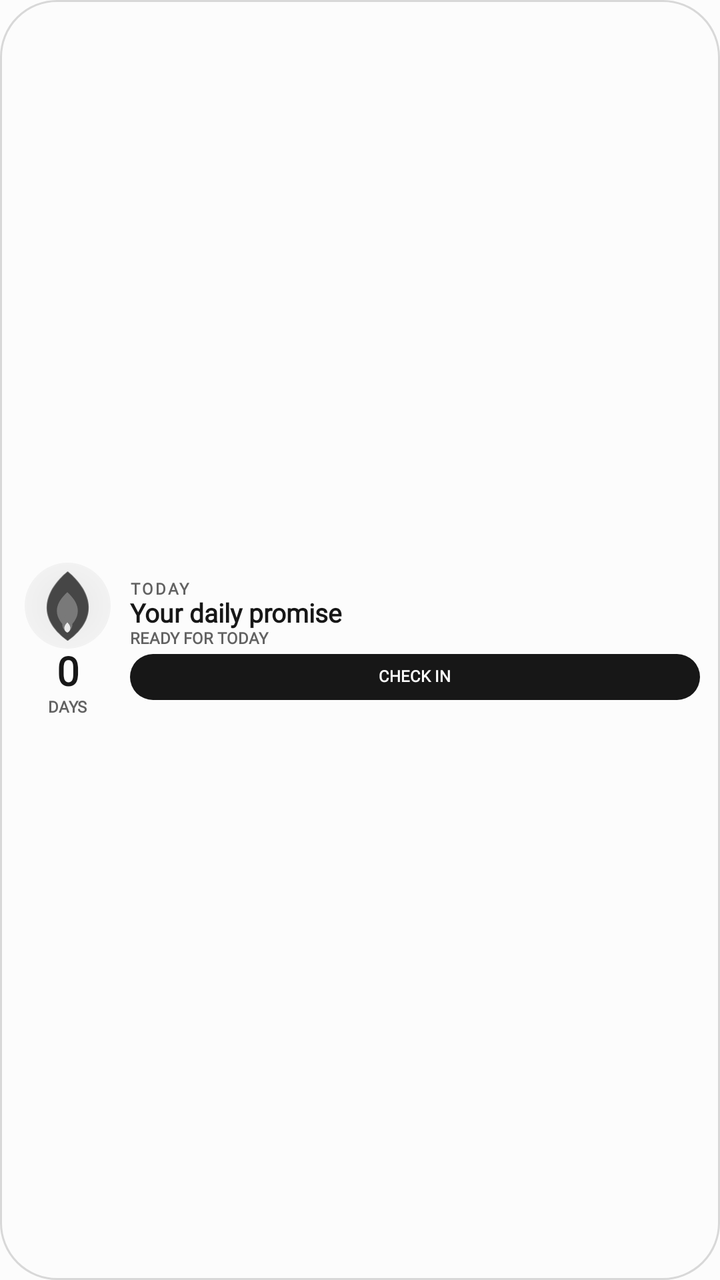
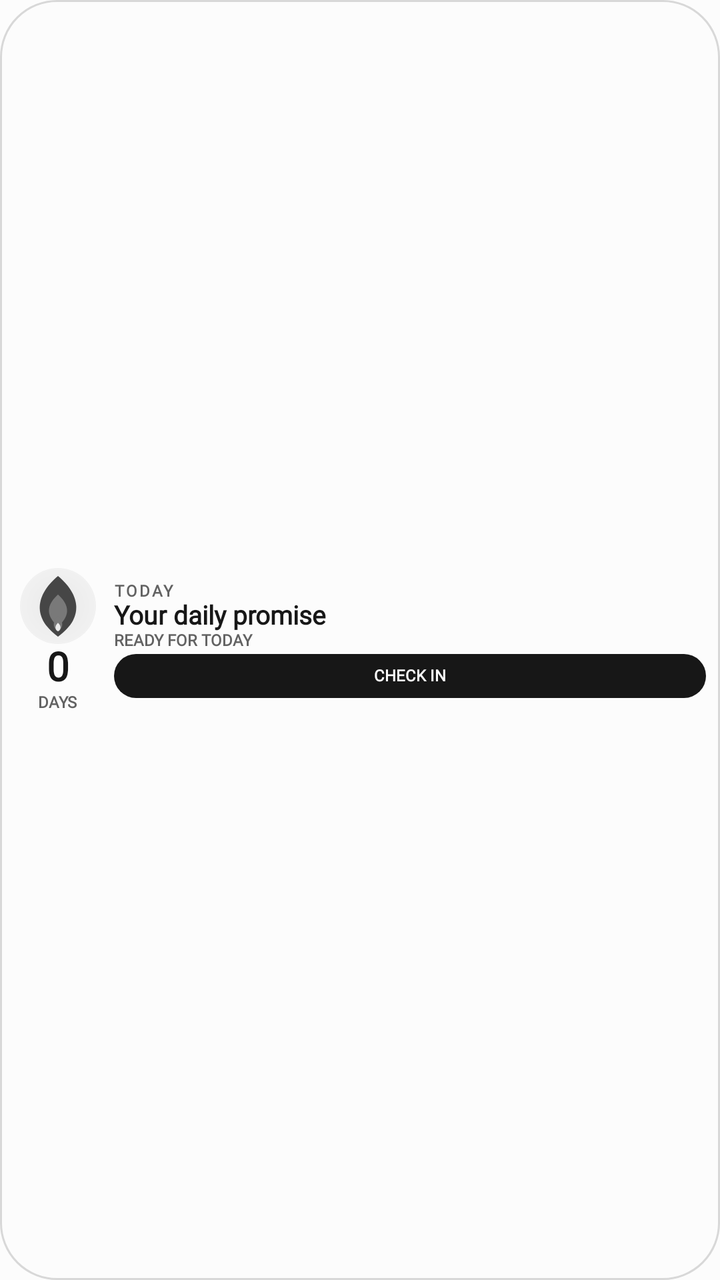

Compare the two renders of this Android layout. The source of the first and the diff that turns it into the second are given below.
<!-- AndroidManifest.xml: application theme Theme.StreakWidget -->
<!-- res/layout/widget_layout_compact.xml -->
<?xml version="1.0" encoding="utf-8"?>
<FrameLayout xmlns:android="http://schemas.android.com/apk/res/android"
    android:id="@+id/widget_background"
    android:layout_width="match_parent"
    android:layout_height="match_parent"
    android:background="@drawable/widget_bg_shape"
    android:padding="10dp">

    <LinearLayout android:layout_width="match_parent" android:layout_height="match_parent" android:gravity="center_vertical" android:orientation="horizontal">
        <LinearLayout android:layout_width="48dp" android:layout_height="match_parent" android:gravity="center" android:orientation="vertical">
            <FrameLayout android:layout_width="43dp" android:layout_height="43dp">
                <ImageView android:id="@+id/widget_flame_glow" android:layout_width="43dp" android:layout_height="43dp" android:layout_gravity="center" android:contentDescription="@null" android:src="@drawable/widget_flame_glow" />
                <ImageView android:id="@+id/widget_flame_outer" android:layout_width="39dp" android:layout_height="39dp" android:layout_gravity="center" android:contentDescription="@null" android:src="@drawable/ic_widget_flame_outer" />
                <ImageView android:id="@+id/widget_flame_mid" android:layout_width="30dp" android:layout_height="30dp" android:layout_gravity="center" android:contentDescription="@null" android:src="@drawable/ic_widget_flame_mid" />
                <ImageView android:id="@+id/widget_flame_inner" android:layout_width="24dp" android:layout_height="24dp" android:layout_gravity="center_horizontal|bottom" android:layout_marginBottom="4dp" android:contentDescription="@null" android:src="@drawable/ic_widget_flame_inner" />
            </FrameLayout>
            <LinearLayout android:layout_width="48dp" android:layout_height="wrap_content" android:gravity="center" android:orientation="vertical">
                <TextView android:id="@+id/widget_streak_count" style="@style/WidgetText" android:layout_width="40dp" android:layout_height="wrap_content" android:gravity="center" android:includeFontPadding="false" android:autoSizeTextType="uniform" android:autoSizeMinTextSize="12sp" android:autoSizeMaxTextSize="20sp" android:autoSizeStepGranularity="1sp" android:text="@string/widget_preview_count" android:textColor="@color/widget_text_primary" android:textSize="20sp" android:textStyle="bold" />
                <TextView android:id="@+id/widget_streak_label" style="@style/WidgetText" android:layout_width="wrap_content" android:layout_height="wrap_content" android:layout_marginTop="1dp" android:includeFontPadding="false" android:text="@string/widget_preview_days" android:textColor="@color/widget_text_muted" android:textSize="8sp" android:textStyle="bold" />
            </LinearLayout>
        </LinearLayout>

        <LinearLayout android:layout_width="0dp" android:layout_height="match_parent" android:layout_marginStart="7dp" android:layout_weight="1" android:gravity="center_vertical" android:orientation="vertical">
            <TextView android:id="@+id/widget_eyebrow" style="@style/WidgetText" android:layout_width="match_parent" android:layout_height="wrap_content" android:includeFontPadding="false" android:letterSpacing="0.12" android:text="@string/widget_preview_today" android:textColor="@color/widget_text_muted" android:textSize="8sp" android:textStyle="bold" />
            <TextView android:id="@+id/widget_habit_name" style="@style/WidgetText" android:layout_width="match_parent" android:layout_height="wrap_content" android:ellipsize="end" android:includeFontPadding="false" android:maxLines="1" android:text="@string/widget_preview_goal" android:textColor="@color/widget_text_primary" android:textSize="13sp" android:textStyle="bold" />
            <TextView android:id="@+id/widget_status" style="@style/WidgetText" android:layout_width="match_parent" android:layout_height="wrap_content" android:ellipsize="end" android:includeFontPadding="false" android:maxLines="1" android:text="@string/widget_preview_status" android:textColor="@color/widget_text_muted" android:textSize="8sp" android:textStyle="bold" />
            <TextView android:id="@+id/widget_task_progress" style="@style/WidgetText" android:layout_width="match_parent" android:layout_height="wrap_content" android:ellipsize="end" android:includeFontPadding="false" android:maxLines="1" android:textColor="@color/widget_text_muted" android:textSize="8sp" android:textStyle="bold" android:visibility="gone" />
            <TextView android:id="@+id/widget_check_in" style="@style/WidgetText" android:layout_width="match_parent" android:layout_height="23dp" android:layout_marginTop="3dp" android:background="@drawable/widget_action_shape" android:gravity="center" android:includeFontPadding="false" android:text="@string/widget_preview_check_in" android:textColor="@color/widget_action_text" android:textSize="8sp" android:textStyle="bold" />
        </LinearLayout>
    </LinearLayout>
</FrameLayout>
<!-- resources referenced by this layout -->
<resources>
  <color name="widget_action_text">#FCFCFC</color>
  <color name="widget_text_muted">#626262</color>
  <color name="widget_text_primary">#171717</color>
  <!-- drawable ic_widget_flame_inner (drawable) -->
  <?xml version="1.0" encoding="utf-8"?>
  <vector xmlns:android="http://schemas.android.com/apk/res/android"
      android:width="100dp"
      android:height="100dp"
      android:viewportWidth="100"
      android:viewportHeight="100">
      
      <path
          android:fillColor="@color/widget_flame_idle_inner"
          android:pathData="M50,44 C62,57 66,72 50,84 C34,72 38,57 50,44 Z" />
      <path
          android:fillColor="#FFFFFF"
          android:pathData="M50,62 C55,67 57,71 56,76 C55,80 53,82 50,83 C47,82 45,80 44,76 C43,71 45,67 50,62 Z"
          android:fillAlpha="0.85" />
  </vector>
  <!-- drawable ic_widget_flame_mid (drawable) -->
  <?xml version="1.0" encoding="utf-8"?>
  <vector xmlns:android="http://schemas.android.com/apk/res/android"
      android:width="100dp"
      android:height="100dp"
      android:viewportWidth="100"
      android:viewportHeight="100">
      
      <path
          android:fillColor="@color/widget_flame_idle_inner"
          android:pathData="M50,28 C68,44 78,66 50,89 C22,66 32,44 50,28 Z" />
  </vector>
  <!-- drawable ic_widget_flame_outer (drawable) -->
  <?xml version="1.0" encoding="utf-8"?>
  <vector xmlns:android="http://schemas.android.com/apk/res/android"
      android:width="100dp"
      android:height="100dp"
      android:viewportWidth="100"
      android:viewportHeight="100">
      
      <path
          android:fillColor="@color/widget_flame_idle_outer"
          android:pathData="M50,6 C79,30 92,65 50,95 C8,65 21,30 50,6 Z" />
  </vector>
  <!-- drawable widget_action_shape (drawable) -->
  <?xml version="1.0" encoding="utf-8"?>
  <shape xmlns:android="http://schemas.android.com/apk/res/android" android:shape="rectangle">
      <solid android:color="@color/widget_action_surface" />
      <corners android:radius="18dp" />
  </shape>
  <!-- drawable widget_bg_shape (drawable) -->
  <?xml version="1.0" encoding="utf-8"?>
  <shape xmlns:android="http://schemas.android.com/apk/res/android" android:shape="rectangle">
      <solid android:color="@color/widget_surface" />
      <corners android:radius="28dp" />
      <stroke
          android:width="1dp"
          android:color="@color/widget_outline" />
  </shape>
  <!-- drawable widget_flame_glow (drawable) -->
  <?xml version="1.0" encoding="utf-8"?>
  <shape xmlns:android="http://schemas.android.com/apk/res/android" android:shape="oval">
      <gradient
          android:centerX="0.5"
          android:centerY="0.5"
          android:endColor="@android:color/transparent"
          android:gradientRadius="48dp"
          android:startColor="@color/widget_flame_idle_glow"
          android:type="radial" />
  </shape>
  <string name="widget_preview_check_in">CHECK IN</string>
  <string name="widget_preview_count">0</string>
  <string name="widget_preview_days">DAYS</string>
  <string name="widget_preview_goal">Your daily promise</string>
  <string name="widget_preview_status">READY FOR TODAY</string>
  <string name="widget_preview_today">TODAY</string>
  <style name="WidgetText">
          <item name="android:fontFamily">serif</item>
      </style>
  <style name="Theme.StreakWidget" parent="android:Theme.Material.Light.NoActionBar">
          <item name="android:windowBackground">#FCFCFC</item>
          <item name="android:colorAccent">#151515</item>
          <item name="android:statusBarColor">#FCFCFC</item>
          <item name="android:navigationBarColor">#FCFCFC</item>
          <item name="android:windowLightStatusBar">true</item>
          <item name="android:windowNoTitle">true</item>
      </style>
  <color name="widget_flame_idle_inner">#797979</color>
  <color name="widget_flame_idle_outer">#464646</color>
  <color name="widget_action_surface">#171717</color>
  <color name="widget_surface">#FCFCFC</color>
  <color name="widget_outline">#D8D8D8</color>
  <color name="widget_flame_idle_glow">#14171717</color>
</resources>

<!-- the commit's change to res/layout/widget_layout_compact.xml (unified diff, before → after) -->
@@ -4,28 +4,28 @@
     android:layout_width="match_parent"
     android:layout_height="match_parent"
     android:background="@drawable/widget_bg_shape"
-    android:padding="10dp">
+    android:padding="7dp">
 
     <LinearLayout android:layout_width="match_parent" android:layout_height="match_parent" android:gravity="center_vertical" android:orientation="horizontal">
-        <LinearLayout android:layout_width="48dp" android:layout_height="match_parent" android:gravity="center" android:orientation="vertical">
-            <FrameLayout android:layout_width="43dp" android:layout_height="43dp">
-                <ImageView android:id="@+id/widget_flame_glow" android:layout_width="43dp" android:layout_height="43dp" android:layout_gravity="center" android:contentDescription="@null" android:src="@drawable/widget_flame_glow" />
-                <ImageView android:id="@+id/widget_flame_outer" android:layout_width="39dp" android:layout_height="39dp" android:layout_gravity="center" android:contentDescription="@null" android:src="@drawable/ic_widget_flame_outer" />
-                <ImageView android:id="@+id/widget_flame_mid" android:layout_width="30dp" android:layout_height="30dp" android:layout_gravity="center" android:contentDescription="@null" android:src="@drawable/ic_widget_flame_mid" />
-                <ImageView android:id="@+id/widget_flame_inner" android:layout_width="24dp" android:layout_height="24dp" android:layout_gravity="center_horizontal|bottom" android:layout_marginBottom="4dp" android:contentDescription="@null" android:src="@drawable/ic_widget_flame_inner" />
+        <LinearLayout android:layout_width="44dp" android:layout_height="match_parent" android:gravity="center" android:orientation="vertical">
+            <FrameLayout android:layout_width="38dp" android:layout_height="38dp">
+                <ImageView android:id="@+id/widget_flame_glow" android:layout_width="38dp" android:layout_height="38dp" android:layout_gravity="center" android:contentDescription="@null" android:src="@drawable/widget_flame_glow" />
+                <ImageView android:id="@+id/widget_flame_outer" android:layout_width="34dp" android:layout_height="34dp" android:layout_gravity="center" android:contentDescription="@null" android:src="@drawable/ic_widget_flame_outer" />
+                <ImageView android:id="@+id/widget_flame_mid" android:layout_width="26dp" android:layout_height="26dp" android:layout_gravity="center" android:contentDescription="@null" android:src="@drawable/ic_widget_flame_mid" />
+                <ImageView android:id="@+id/widget_flame_inner" android:layout_width="20dp" android:layout_height="20dp" android:layout_gravity="center_horizontal|bottom" android:layout_marginBottom="3dp" android:contentDescription="@null" android:src="@drawable/ic_widget_flame_inner" />
             </FrameLayout>
-            <LinearLayout android:layout_width="48dp" android:layout_height="wrap_content" android:gravity="center" android:orientation="vertical">
-                <TextView android:id="@+id/widget_streak_count" style="@style/WidgetText" android:layout_width="40dp" android:layout_height="wrap_content" android:gravity="center" android:includeFontPadding="false" android:autoSizeTextType="uniform" android:autoSizeMinTextSize="12sp" android:autoSizeMaxTextSize="20sp" android:autoSizeStepGranularity="1sp" android:text="@string/widget_preview_count" android:textColor="@color/widget_text_primary" android:textSize="20sp" android:textStyle="bold" />
+            <LinearLayout android:layout_width="match_parent" android:layout_height="wrap_content" android:gravity="center" android:orientation="vertical">
+                <TextView android:id="@+id/widget_streak_count" style="@style/WidgetText" android:layout_width="wrap_content" android:layout_height="wrap_content" android:gravity="center" android:includeFontPadding="false" android:autoSizeTextType="uniform" android:autoSizeMinTextSize="11sp" android:autoSizeMaxTextSize="20sp" android:autoSizeStepGranularity="1sp" android:text="@string/widget_preview_count" android:textColor="@color/widget_text_primary" android:textSize="20sp" android:textStyle="bold" />
                 <TextView android:id="@+id/widget_streak_label" style="@style/WidgetText" android:layout_width="wrap_content" android:layout_height="wrap_content" android:layout_marginTop="1dp" android:includeFontPadding="false" android:text="@string/widget_preview_days" android:textColor="@color/widget_text_muted" android:textSize="8sp" android:textStyle="bold" />
             </LinearLayout>
         </LinearLayout>
 
-        <LinearLayout android:layout_width="0dp" android:layout_height="match_parent" android:layout_marginStart="7dp" android:layout_weight="1" android:gravity="center_vertical" android:orientation="vertical">
+        <LinearLayout android:layout_width="0dp" android:layout_height="match_parent" android:layout_marginStart="6dp" android:layout_weight="1" android:gravity="center_vertical" android:orientation="vertical">
             <TextView android:id="@+id/widget_eyebrow" style="@style/WidgetText" android:layout_width="match_parent" android:layout_height="wrap_content" android:includeFontPadding="false" android:letterSpacing="0.12" android:text="@string/widget_preview_today" android:textColor="@color/widget_text_muted" android:textSize="8sp" android:textStyle="bold" />
             <TextView android:id="@+id/widget_habit_name" style="@style/WidgetText" android:layout_width="match_parent" android:layout_height="wrap_content" android:ellipsize="end" android:includeFontPadding="false" android:maxLines="1" android:text="@string/widget_preview_goal" android:textColor="@color/widget_text_primary" android:textSize="13sp" android:textStyle="bold" />
             <TextView android:id="@+id/widget_status" style="@style/WidgetText" android:layout_width="match_parent" android:layout_height="wrap_content" android:ellipsize="end" android:includeFontPadding="false" android:maxLines="1" android:text="@string/widget_preview_status" android:textColor="@color/widget_text_muted" android:textSize="8sp" android:textStyle="bold" />
             <TextView android:id="@+id/widget_task_progress" style="@style/WidgetText" android:layout_width="match_parent" android:layout_height="wrap_content" android:ellipsize="end" android:includeFontPadding="false" android:maxLines="1" android:textColor="@color/widget_text_muted" android:textSize="8sp" android:textStyle="bold" android:visibility="gone" />
-            <TextView android:id="@+id/widget_check_in" style="@style/WidgetText" android:layout_width="match_parent" android:layout_height="23dp" android:layout_marginTop="3dp" android:background="@drawable/widget_action_shape" android:gravity="center" android:includeFontPadding="false" android:text="@string/widget_preview_check_in" android:textColor="@color/widget_action_text" android:textSize="8sp" android:textStyle="bold" />
+            <TextView android:id="@+id/widget_check_in" style="@style/WidgetText" android:layout_width="match_parent" android:layout_height="22dp" android:layout_marginTop="2dp" android:background="@drawable/widget_action_shape" android:gravity="center" android:includeFontPadding="false" android:text="@string/widget_preview_check_in" android:textColor="@color/widget_action_text" android:textSize="8sp" android:textStyle="bold" />
         </LinearLayout>
     </LinearLayout>
 </FrameLayout>
